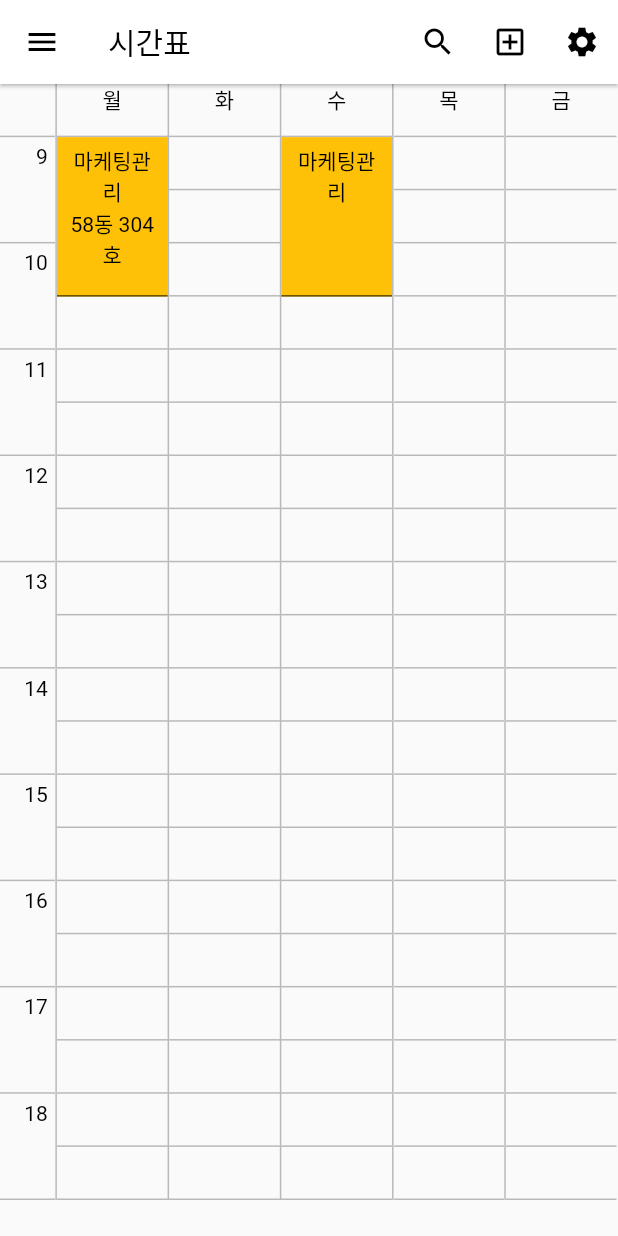
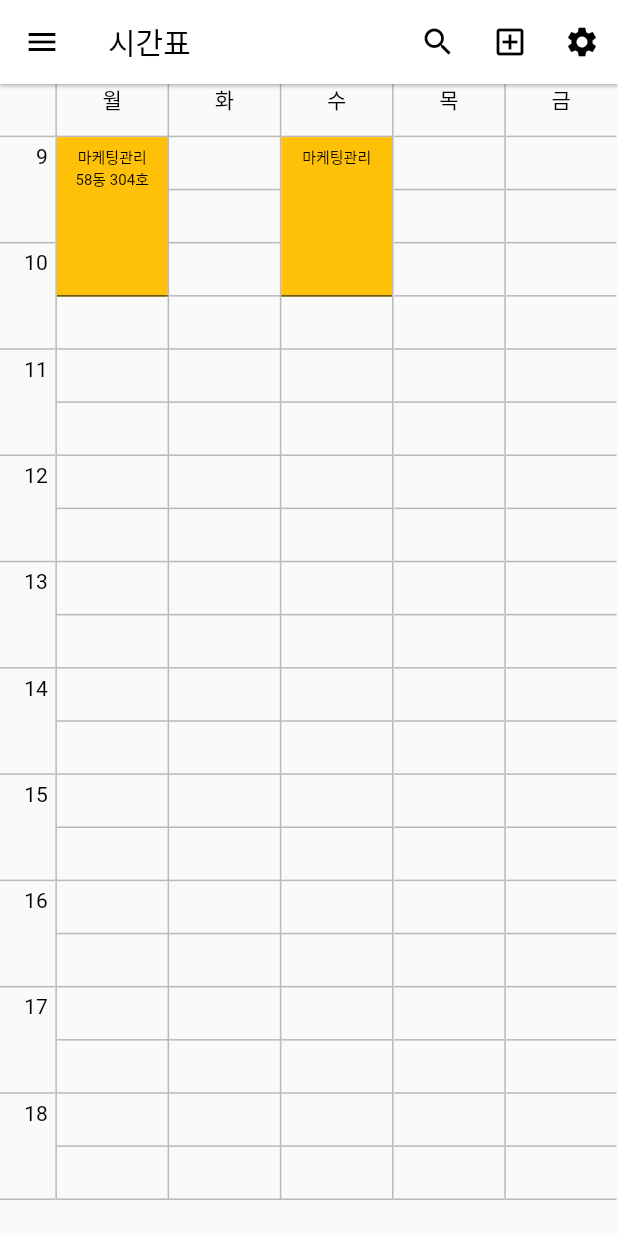
Before and after one commit to appeyroad18/snu_lecture_map, a Flutter app: the TimeTable screen opened directly with empty values, on a phone screen of 412 x 824 dp. Run offline on Flutter 3.47's test engine with Material 2 defaults, Android fonts, the light colour scheme and no system bars; our stand-ins replace photo_view, sqflite; missing offline and left inert: flutter_picker; accounts and stored records are empty.

Commit message:
timetable annotation

```diff
--- a/lib/timetable.dart
+++ b/lib/timetable.dart
@@ -173,20 +173,21 @@ class _TimeTableState extends State<TimeTable> {
                           },
                           child: Container(
                             height : basic_height * info1[index_main][index_each][2],
-                              child: Container(
+                            child: Container( // 굳이 없어도 될듯. column으로 구성 변경하기
                               padding: index_each != 0 ? EdgeInsets.all(5) : EdgeInsets.all(0),
-                                  // 각 리스트의 마지막 객체의 자료형이 String일때는 Column (강의명 + 강의실) : 그렇지 않으면 Text (시간 or 요일)
+                              // 각 리스트의 마지막 객체의 자료형이 String일 때는 Column (강의명 + 강의실) : 그렇지 않으면 Text (시간 or 요일)
                               child : info1[index_main][index_each][info1[index_main][index_each].length-1] is String ?
                               Column(children:
                               [Text('${info1[index_main][index_each][0]}',
-                                      textAlign: index_main != 0 ? TextAlign.center : TextAlign.right, maxLines: 2, overflow: TextOverflow.ellipsis,),
+                                textAlign: index_main != 0 ? TextAlign.center : TextAlign.right, maxLines: 2, overflow: TextOverflow.ellipsis, style: TextStyle(fontSize: 10),),
                                 Text('${info1[index_main][index_each][3]}',
-                                       textAlign: index_main != 0 ? TextAlign.center : TextAlign.right, maxLines: 2, overflow: TextOverflow.ellipsis,),
+                                  textAlign: index_main != 0 ? TextAlign.center : TextAlign.right, maxLines: 2, overflow: TextOverflow.ellipsis, style: TextStyle(fontSize: 10),),
                               ]) :
                               Text('${info1[index_main][index_each][0]}',
-                                    textAlign: index_main != 0 ? TextAlign.center : TextAlign.right, maxLines: 2, overflow: TextOverflow.ellipsis,),
-                            ),
-                              decoration: BoxDecoration(border: Border(bottom: BorderSide(color: Colors.black26, width: 1)),color: Colors.amber[info1[index_main][index_each][1]]),
+                                textAlign: index_main != 0 ? TextAlign.center : TextAlign.right, maxLines: 2, overflow: TextOverflow.ellipsis,
+                              ),
+                            ),
+                            decoration: BoxDecoration(border: Border(bottom: BorderSide(color: Colors.black26, width: 1)),color: Colors.amber[info1[index_main][index_each][1]]), // 내용물이 없을 경우(height == 0) 다르게 처리
                           ),
                         );
                       },
```
Lines whose indentation alone changed are shown as unchanged.
